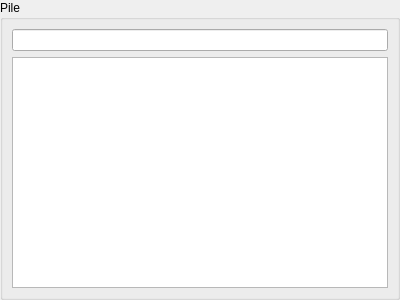
Qt form src/interface/widgets/pile/pile.ui (StephaneBranly/LO21-RPN-Calculator) before a commit.
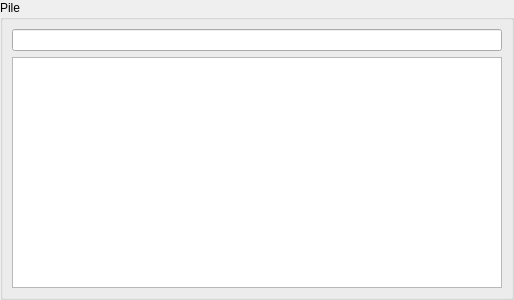
The same form after that commit.

Diff of the .ui file:
```diff
--- a/src/interface/widgets/pile/pile.ui
+++ b/src/interface/widgets/pile/pile.ui
@@ -6,7 +6,7 @@
    <rect>
     <x>0</x>
     <y>0</y>
-    <width>400</width>
+    <width>514</width>
     <height>300</height>
    </rect>
   </property>
@@ -30,6 +30,12 @@
     <layout class="QVBoxLayout" name="verticalLayout">
      <item>
       <widget class="QGroupBox" name="groupBox">
+       <property name="minimumSize">
+        <size>
+         <width>512</width>
+         <height>0</height>
+        </size>
+       </property>
        <property name="title">
         <string>Pile</string>
        </property>
```
